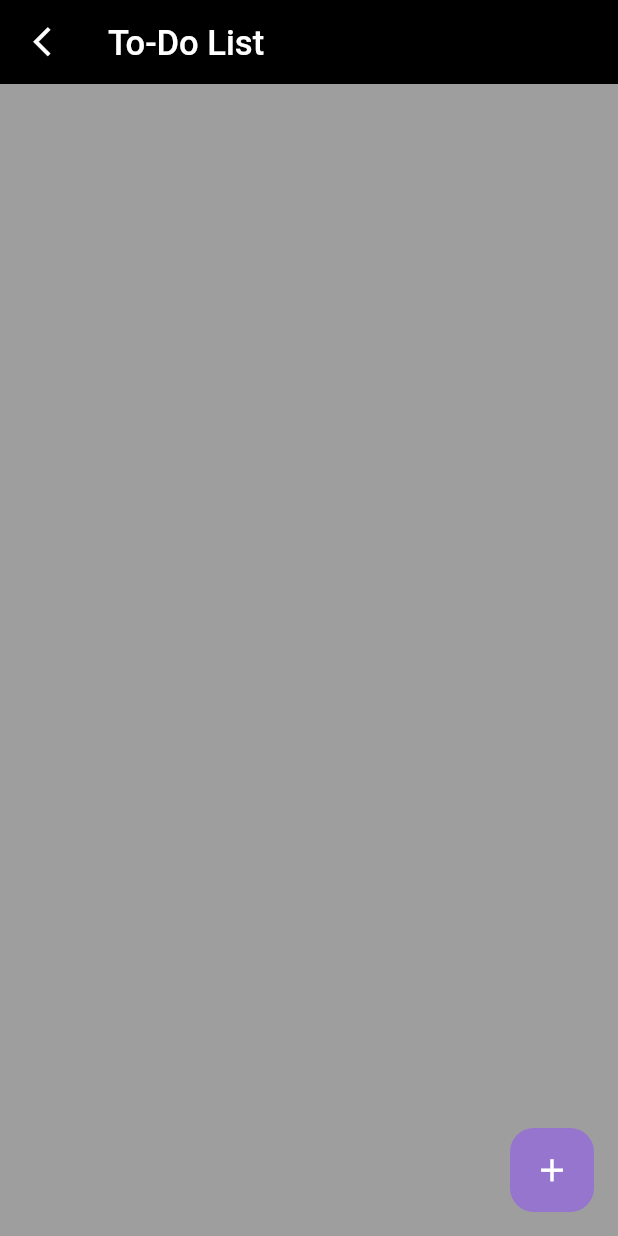
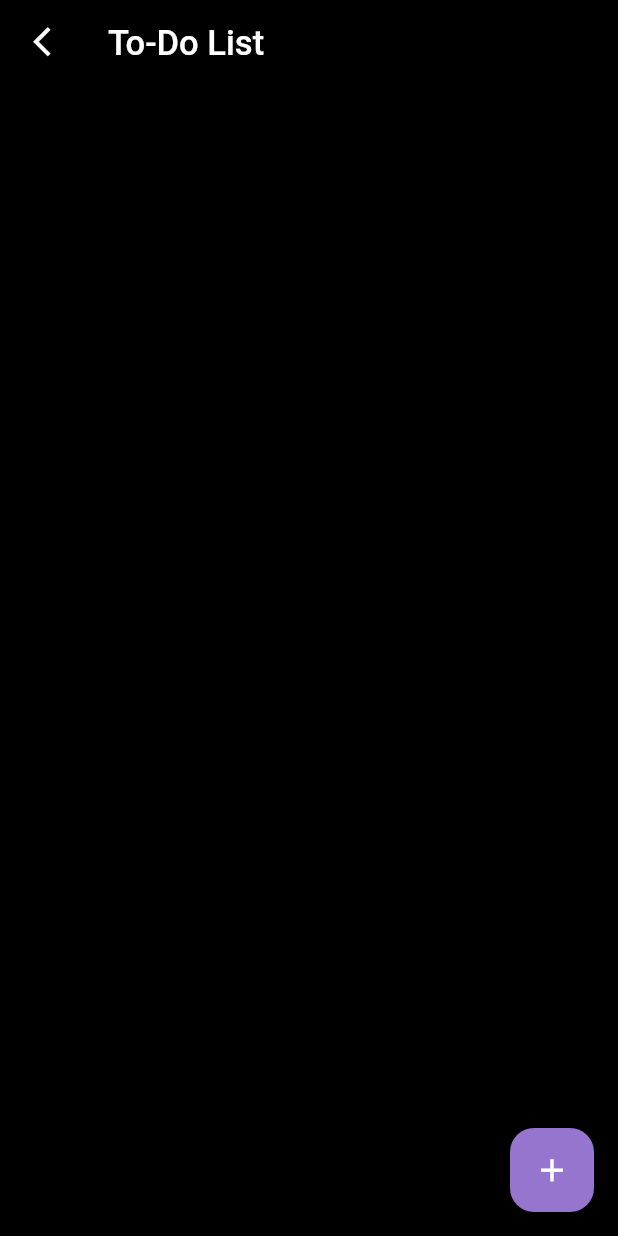
Before and after one commit to Gabbar-v7/CRUD, a Flutter app: the screen it shows after launch, on a phone screen of 412 x 824 dp. Run offline on Flutter 3.47's test engine with Material 3 defaults, Android fonts, the light colour scheme and no system bars; our stand-ins replace gap, hive_flutter; accounts and stored records are empty; project files that could hold a hidden picture were left out.

Commit message:
Fix: Color, tasks-todo ...
Changed scaffold, appbar color black38->black
Added navigation bar color black
Updated Loading tasks when deleteAll=True in isolate
Removed github link
pages/todo_list.dart minor fixes

```diff
--- a/lib/main.dart
+++ b/lib/main.dart
@@ -22,7 +22,7 @@ class MyApp extends StatelessWidget {
       debugShowCheckedModeBanner: false,
       title: 'CRUD',
       themeMode: ThemeMode.dark,
-      theme: ThemeData(scaffoldBackgroundColor: Colors.black38,brightness: Brightness.dark),
+      theme: ThemeData(scaffoldBackgroundColor: Colors.black,brightness: Brightness.dark),
       home: const MenuPage(),
     );
   }
--- a/lib/pages/coming_soon.dart
+++ b/lib/pages/coming_soon.dart
@@ -1,7 +1,7 @@
 import 'package:CRUD/utils/styles.dart';
 import 'package:flutter/material.dart';
 import 'package:gap/gap.dart';
-import 'package:url_launcher/url_launcher.dart';
+// import 'package:url_launcher/url_launcher.dart';
 
 class ComingSoon extends StatefulWidget {
   const ComingSoon({super.key});
@@ -45,8 +45,8 @@ class _ComingSoon extends State<ComingSoon> {
             ),
           ),
           ElevatedButton(
-              onPressed: ()=>
-                  launchUrl(Uri.parse(("https://github.com/Gabbar-v7/CRUD"))),
+              onPressed: ()=> null,
+                  // launchUrl(Uri.parse("https://github.com/Gabbar-v7/CRUD"), mode:),
               child: const Text('GitHub'))
         ],
       ),
--- a/lib/pages/todo_list.dart
+++ b/lib/pages/todo_list.dart
@@ -47,7 +47,7 @@ class _ToDoPage extends State<ToDoPage> {
     }
   }
 
-  Widget categoryTile(String content) {
+  Text categoryTile(String content) {
     return Text(
       content,
       style: const TextStyle(
@@ -199,9 +199,9 @@ class _ToDoPage extends State<ToDoPage> {
                             if (_controller.text.isNotEmpty) {
                               task['title'] = _controller.text;
                               if (type == 'Create') {
+                                logic.worker.crudIsolate('create', task);
+                                FocusScope.of(context).unfocus();
                                 _controller.text = '';
-                                FocusScope.of(context).unfocus();
-                                logic.worker.crudIsolate('create', task);
                               } else {
                                 logic.worker.crudIsolate('update', task);
                                 NavManager.popPage(context);
--- a/lib/utils/styles.dart
+++ b/lib/utils/styles.dart
@@ -18,10 +18,12 @@ class Styles {
           Color backgroundColor = Colors.black}) =>
       AppBar(
         backgroundColor: backgroundColor,
+        scrolledUnderElevation: 0,
         systemOverlayStyle: const SystemUiOverlayStyle(
-          statusBarColor: Colors.black38, // Set your desired color
+          statusBarColor: Colors.black, // Set your desired color
           statusBarIconBrightness: Brightness.light, // For Android (dark icons)
           statusBarBrightness: Brightness.dark, // For iOS (dark icons)
+          systemNavigationBarColor: Colors.black,
         ),
         elevation: 0,
         leading: IconButton(
--- a/pubspec.yaml
+++ b/pubspec.yaml
@@ -18,7 +18,7 @@ dependencies:
   percent_indicator: ^4.2.3
   gap: ^3.0.1
   path_provider: ^2.1.3
-  url_launcher: ^6.3.0
+  # url_launcher: ^6.3.0
 
 dev_dependencies:
   flutter_test:
```
Also changed, not shown: lib/logic/todo_list.dart (+4 -5 lines), pubspec.lock, 7 other files.
